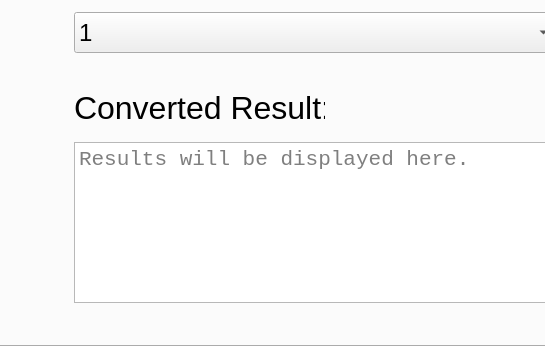
The window that UI/src/toolboxal_ui.ui (VJZ-Corp/Toolboxal) describes before a commit, drawn with Qt 5; both pictures show x 88 to 633 and y 374 to 720 of the 1280 by 720 pixel window.
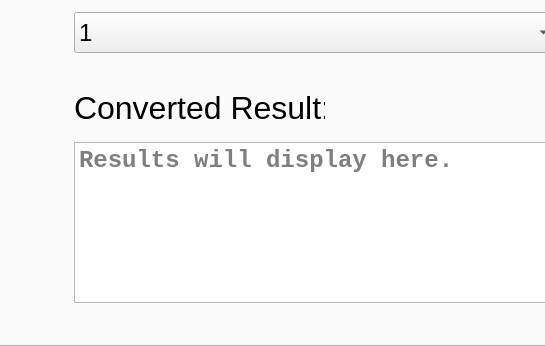
The same window after the commit. Icons and pictures are not drawn.

Patch:
```diff
--- a/UI/src/toolboxal_ui.ui
+++ b/UI/src/toolboxal_ui.ui
@@ -669,7 +669,9 @@
      <property name="font">
       <font>
        <family>Consolas</family>
-       <pointsize>16</pointsize>
+       <pointsize>18</pointsize>
+       <italic>false</italic>
+       <bold>true</bold>
       </font>
      </property>
      <property name="frameShape">
@@ -685,11 +687,14 @@
       <string>&lt;!DOCTYPE HTML PUBLIC &quot;-//W3C//DTD HTML 4.0//EN&quot; &quot;http://www.w3.org/TR/REC-html40/strict.dtd&quot;&gt;
 &lt;html&gt;&lt;head&gt;&lt;meta name=&quot;qrichtext&quot; content=&quot;1&quot; /&gt;&lt;meta charset=&quot;utf-8&quot; /&gt;&lt;style type=&quot;text/css&quot;&gt;
 p, li { white-space: pre-wrap; }
-&lt;/style&gt;&lt;/head&gt;&lt;body style=&quot; font-family:'Consolas'; font-size:16pt; font-weight:400; font-style:normal;&quot;&gt;
-&lt;p style=&quot;-qt-paragraph-type:empty; margin-top:0px; margin-bottom:0px; margin-left:0px; margin-right:0px; -qt-block-indent:0; text-indent:0px;&quot;&gt;&lt;br /&gt;&lt;/p&gt;&lt;/body&gt;&lt;/html&gt;</string>
+&lt;/style&gt;&lt;/head&gt;&lt;body style=&quot; font-family:'Consolas'; font-size:18pt; font-weight:700; font-style:normal;&quot;&gt;
+&lt;p style=&quot;-qt-paragraph-type:empty; margin-top:0px; margin-bottom:0px; margin-left:0px; margin-right:0px; -qt-block-indent:0; text-indent:0px; font-size:16pt; font-weight:400;&quot;&gt;&lt;br /&gt;&lt;/p&gt;&lt;/body&gt;&lt;/html&gt;</string>
+     </property>
+     <property name="textInteractionFlags">
+      <set>Qt::LinksAccessibleByKeyboard|Qt::LinksAccessibleByMouse|Qt::TextBrowserInteraction|Qt::TextSelectableByKeyboard|Qt::TextSelectableByMouse</set>
      </property>
      <property name="placeholderText">
-      <string>Results will be displayed here.</string>
+      <string>Results will display here.</string>
      </property>
     </widget>
     <widget class="QPushButton" name="convertRadix">
```
